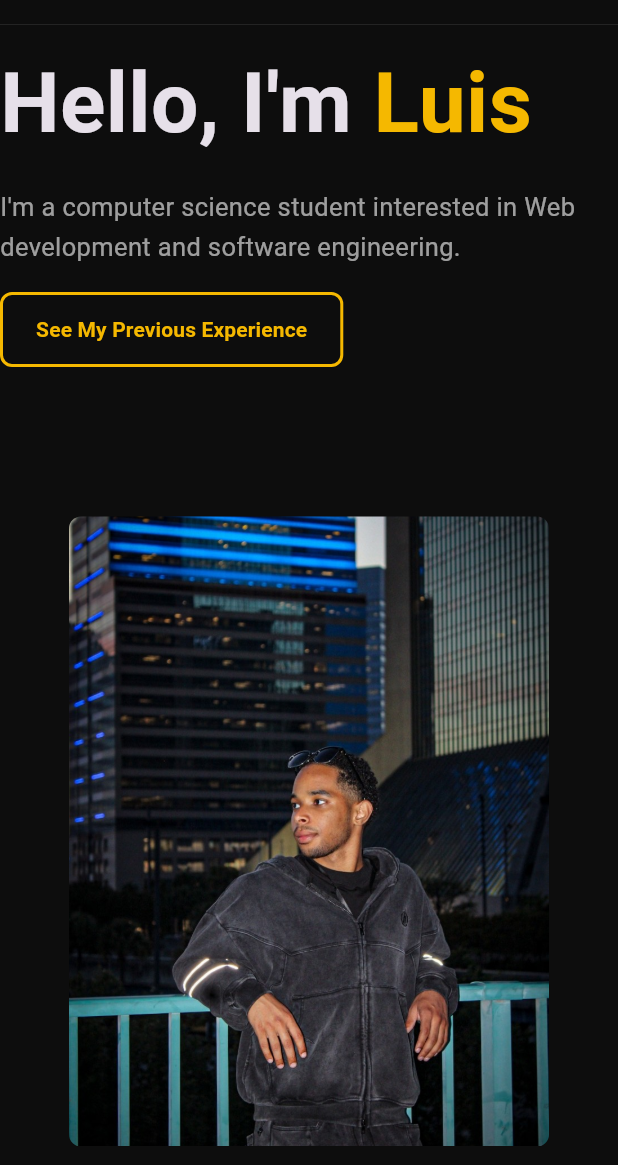
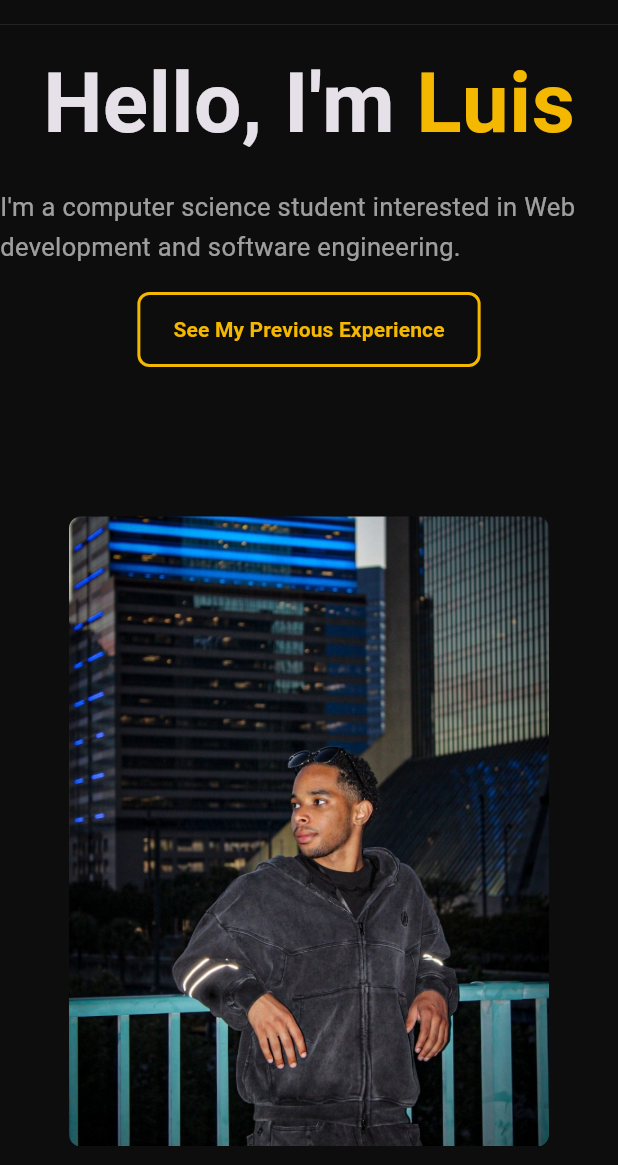
Before and after one commit to LuisClass0299/flutter_portfolio, a Flutter app: the screen it shows after launch, on a phone screen of 412 x 824 dp, the part 71-1236 px from its top. Run offline on Flutter 3.47's test engine with Material 3 defaults, Android fonts, the phone set to English and light mode, and no system bars; our stand-ins replace flutter_svg, font_awesome_flutter; Roboto replaces fonts that are missing (Segoe UI).

Commit message:
minor visual fixes

```diff
--- a/lib/pages/experience_page.dart
+++ b/lib/pages/experience_page.dart
@@ -202,6 +202,7 @@ class ExperienceEntry extends StatelessWidget{
       ),
       child: Flex(
         direction: mobile ? Axis.vertical : Axis.horizontal,
+        crossAxisAlignment: mobile ? CrossAxisAlignment.start : CrossAxisAlignment.center,
         children: [
           SizedBox(
             width: 200,
--- a/lib/pages/home_page.dart
+++ b/lib/pages/home_page.dart
@@ -15,12 +15,15 @@ class HomeContent extends StatelessWidget{
       child: Flex(
         direction: mobile ? Axis.vertical : Axis.horizontal,
         mainAxisSize: MainAxisSize.min,
+        mainAxisAlignment: MainAxisAlignment.center,
+
+
         spacing: 100,
         children: [
           SizedBox(
             width: 490,
             child: Column(
-              crossAxisAlignment: CrossAxisAlignment.start,
+              crossAxisAlignment: mobile ? CrossAxisAlignment.center : CrossAxisAlignment.start,
               mainAxisSize: MainAxisSize.min,
               children: [
                 Text.rich(
```
Also changed, not shown: lib/pages/about_page.dart (+5 -3 lines), lib/pages/project_page.dart (+8 -3 lines).
